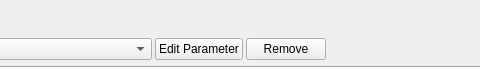
The window that src/qmapshack/gis/trk/filter/IFilterEnergyCycle.ui (Maproom/qmapshack) describes before a commit, drawn with Qt 5; both pictures show x 188 to 668 and y 0 to 69 of the 996 by 69 pixel window.
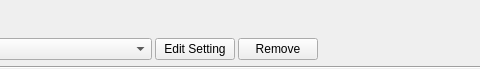
The same window after the commit. Icons and pictures are not drawn.

The edit to the form file:
```diff
--- a/src/qmapshack/gis/trk/filter/IFilterEnergyCycle.ui
+++ b/src/qmapshack/gis/trk/filter/IFilterEnergyCycle.ui
@@ -72,7 +72,7 @@
      <item>
       <widget class="QPushButton" name="pushButtonEdit">
        <property name="text">
-        <string>Edit Parameter</string>
+        <string>Edit Setting</string>
        </property>
       </widget>
      </item>
```
